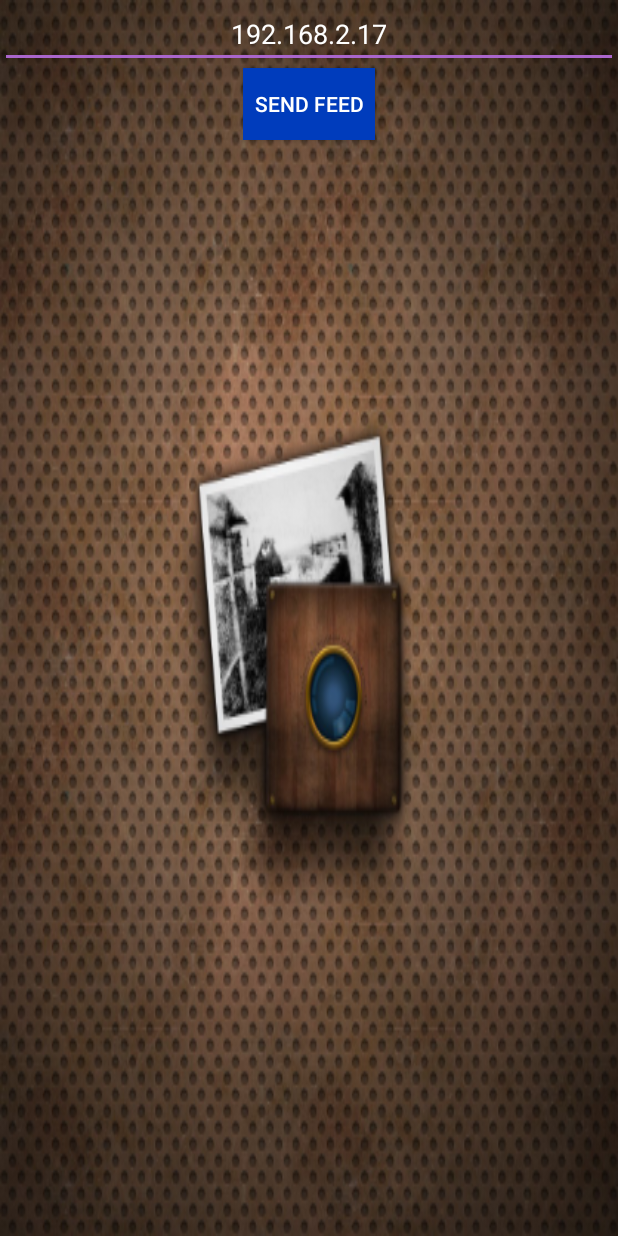
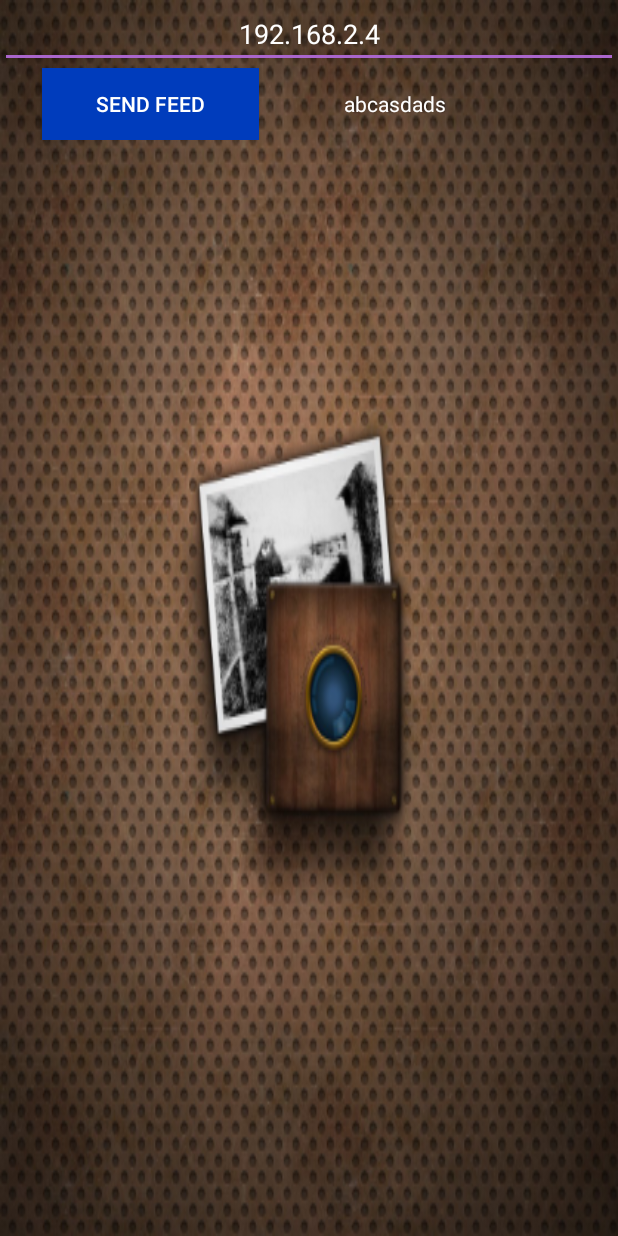
Before and after one commit to kartik2112/VideoStreamer, an Android app: the layout activity_send_feed.xml on its own in the app's theme, with its tools: preview values and no code run, on a phone screen of 412 x 824 dp. Run offline under Robolectric (Android 15) with nearby library versions, the phone set to English and light mode, and no system bars.

```diff
--- a/app/build.gradle
+++ b/app/build.gradle
@@ -2,7 +2,7 @@ apply plugin: 'com.android.application'
 
 android {
     compileSdkVersion 25
-    buildToolsVersion "25.0.2"
+    buildToolsVersion '26.0.2'
     defaultConfig {
         applicationId "com.sk_vr.videostreamer"
         minSdkVersion 23
--- a/app/src/main/AndroidManifest.xml
+++ b/app/src/main/AndroidManifest.xml
@@ -6,6 +6,7 @@
     <uses-permission android:name="android.permission.READ_EXTERNAL_STORAGE"/>
     <uses-permission android:name="android.permission.WRITE_EXTERNAL_STORAGE"/>
     <uses-permission android:name="android.permission.CAMERA" />
+    <uses-permission android:name="android.permission.FLASHLIGHT" />
 
     <application
         android:allowBackup="true"
--- a/app/src/main/res/layout/activity_main.xml
+++ b/app/src/main/res/layout/activity_main.xml
@@ -19,6 +19,7 @@
         android:layout_centerHorizontal="true"
         android:layout_marginTop="116dp" />
     <Button
+        android:enabled="false"
         android:id="@+id/receiveFeedButton"
         android:layout_width="wrap_content"
         android:layout_height="wrap_content"
--- a/app/src/main/res/layout/activity_send_feed.xml
+++ b/app/src/main/res/layout/activity_send_feed.xml
@@ -8,24 +8,52 @@
     android:background="@mipmap/bg">
     <EditText
         android:id="@+id/IPAddrText"
-        android:text="192.168.2.17"
+        android:text="192.168.2.4"
         android:hint="Enter receiver's IP Address"
         android:textColor="@android:color/background_light"
         android:gravity="center_horizontal"
         android:layout_width="match_parent"
         android:layout_height="wrap_content" />
+    <LinearLayout
+        android:id="@+id/SendFeedLayout"
+        android:layout_width="match_parent"
+        android:layout_height="wrap_content"
+        android:layout_below="@id/IPAddrText"
+        android:orientation="horizontal"
+        android:weightSum="9">
+        <Space
+            android:layout_width="wrap_content"
+            android:layout_height="wrap_content"
+            android:layout_weight="1"/>
         <Button
             android:id="@+id/sendFeedStartButton"
-        android:layout_below="@id/IPAddrText"
             android:text="Send Feed"
             android:background="@color/blue"
             android:textColor="@android:color/background_light"
             android:layout_centerHorizontal="true"
             android:layout_width="wrap_content"
-        android:layout_height="wrap_content" />
+            android:layout_height="wrap_content"
+            android:layout_weight="2"/>
+        <Space
+            android:layout_width="wrap_content"
+            android:layout_height="wrap_content"
+            android:layout_weight="2"/>
+        <TextView
+            android:id="@+id/socketRecvrTextView"
+            android:layout_width="wrap_content"
+            android:layout_height="wrap_content"
+            android:text="abcasdads"
+            android:textColor="@android:color/white"
+            android:layout_weight="3"/>
+        <Space
+            android:layout_width="wrap_content"
+            android:layout_height="wrap_content"
+            android:layout_weight="1"/>
+    </LinearLayout>
+
     <FrameLayout
         android:id="@+id/camPreview"
-        android:layout_below="@id/sendFeedStartButton"
+        android:layout_below="@id/SendFeedLayout"
         android:layout_marginTop="5dp"
         android:layout_width="wrap_content"
         android:layout_height="wrap_content"></FrameLayout>
--- a/build.gradle
+++ b/build.gradle
@@ -5,7 +5,7 @@ buildscript {
         jcenter()
     }
     dependencies {
-        classpath 'com.android.tools.build:gradle:2.3.1'
+        classpath 'com.android.tools.build:gradle:3.0.1'
 
         // NOTE: Do not place your application dependencies here; they belong
         // in the individual module build.gradle files
```
Also changed, not shown: app/src/main/java/com/sk_vr/videostreamer/SendFeedActivity.java (+59 -1 lines), gradle/wrapper/gradle-wrapper.properties, 4 other files. Lines whose indentation alone changed are shown as unchanged.
